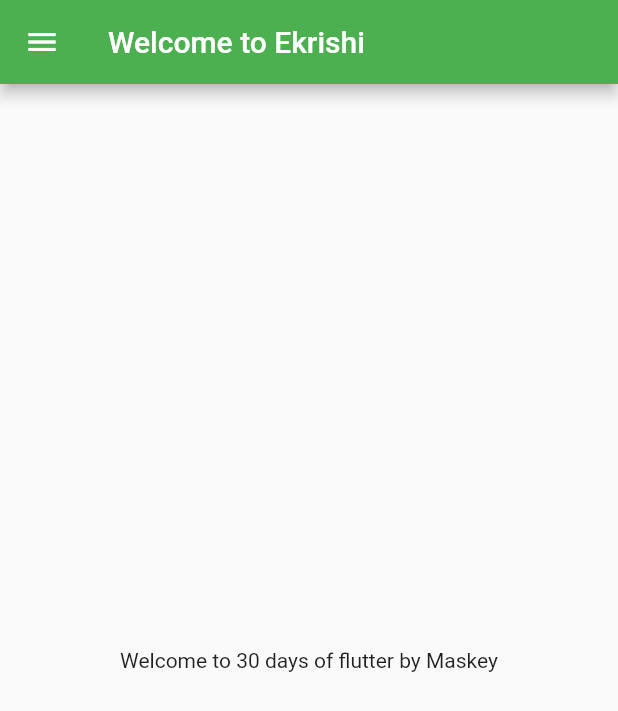
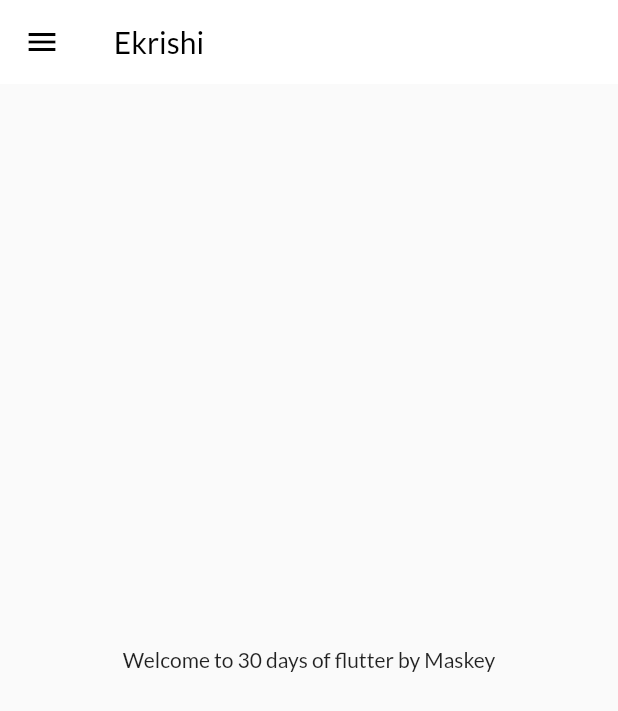
Before and after one commit to maskeyp/FlutterProject, a Flutter app: the HomePage screen opened by its route, on a phone screen of 412 x 824 dp. Shown: the top 711 px of the screen. Run offline on Flutter 3.47's test engine with Material 2 defaults, Android fonts, the phone set to English and light mode, and no system bars; our stand-ins replace google_fonts.

Commit message:
themes extracted

```diff
--- a/lib/main.dart
+++ b/lib/main.dart
@@ -1,7 +1,10 @@
 import 'package:flutter/material.dart';
+import 'package:google_fonts/google_fonts.dart';
 import 'package:learning_flutter/pages/home_page.dart';
 import 'package:learning_flutter/pages/login_page.dart';
 import 'package:learning_flutter/utilities/routes.dart';
+import 'package:learning_flutter/widgets/themes.dart';
+import 'widgets/themes.dart';
 
 void main() {
   runApp(MyApp());
@@ -13,14 +16,10 @@ class MyApp extends StatelessWidget {
     return MaterialApp(
       // home: HomePage(), (works as route)
       themeMode: ThemeMode.light,
-      theme: ThemeData(
-        primarySwatch: Colors.green,
-      ),
+      theme: MyTheme.lightTheme(context),
+      darkTheme: MyTheme.darkTheme(context),
+
       debugShowCheckedModeBanner: false,
-
-      darkTheme: ThemeData(
-        brightness: Brightness.light,
-      ),
       //initialRoute: "/home",
       routes: {
         "/": (context) => new LoginPage(),
--- a/lib/pages/home_page.dart
+++ b/lib/pages/home_page.dart
@@ -9,9 +9,14 @@ class HomePage extends StatelessWidget {
   Widget build(BuildContext context) {
     return Scaffold(
       appBar: AppBar(
-        title: Text("Welcome to Ekrishi"),
+        title: Text(
+          " Ekrishi",
+          textAlign: TextAlign.center,
+          style: TextStyle(
+            color: Colors.black,
+          ),
+        ),
       ),
-
       body: Center(
         child: Container(
           child: Text("Welcome to $days days of flutter by $name"),
--- /dev/null
+++ b/lib/widgets/themes.dart
@@ -0,0 +1,17 @@
+import 'package:flutter/material.dart';
+import 'package:google_fonts/google_fonts.dart';
+
+class MyTheme {
+  static ThemeData lightTheme(BuildContext context) => ThemeData(
+        primarySwatch: Colors.green,
+        fontFamily: GoogleFonts.lato().fontFamily,
+        appBarTheme: AppBarTheme(
+          color: Colors.white,
+          elevation: 0.0,
+          iconTheme: IconThemeData(color: Colors.black),
+        ),
+      );
+  static ThemeData darkTheme(BuildContext context) => ThemeData(
+        brightness: Brightness.dark,
+      );
+}
```
Also changed, not shown: lib/pages/login_page.dart (indentation only).
